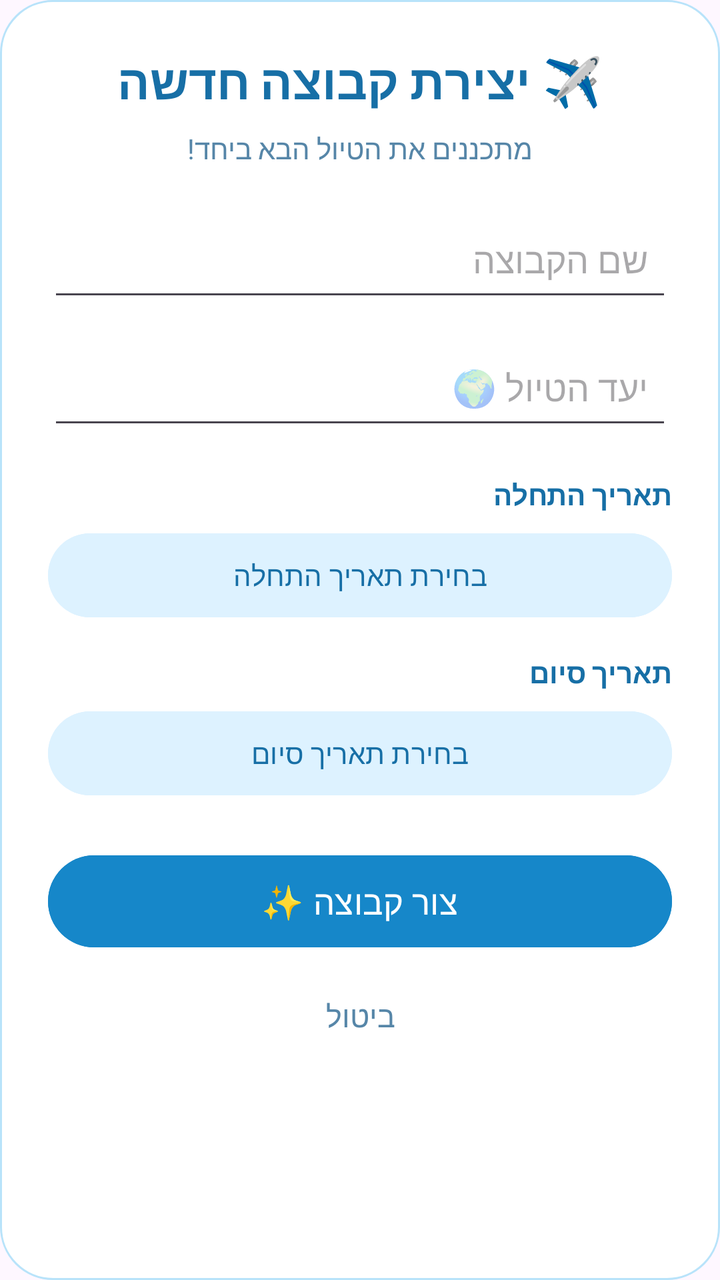
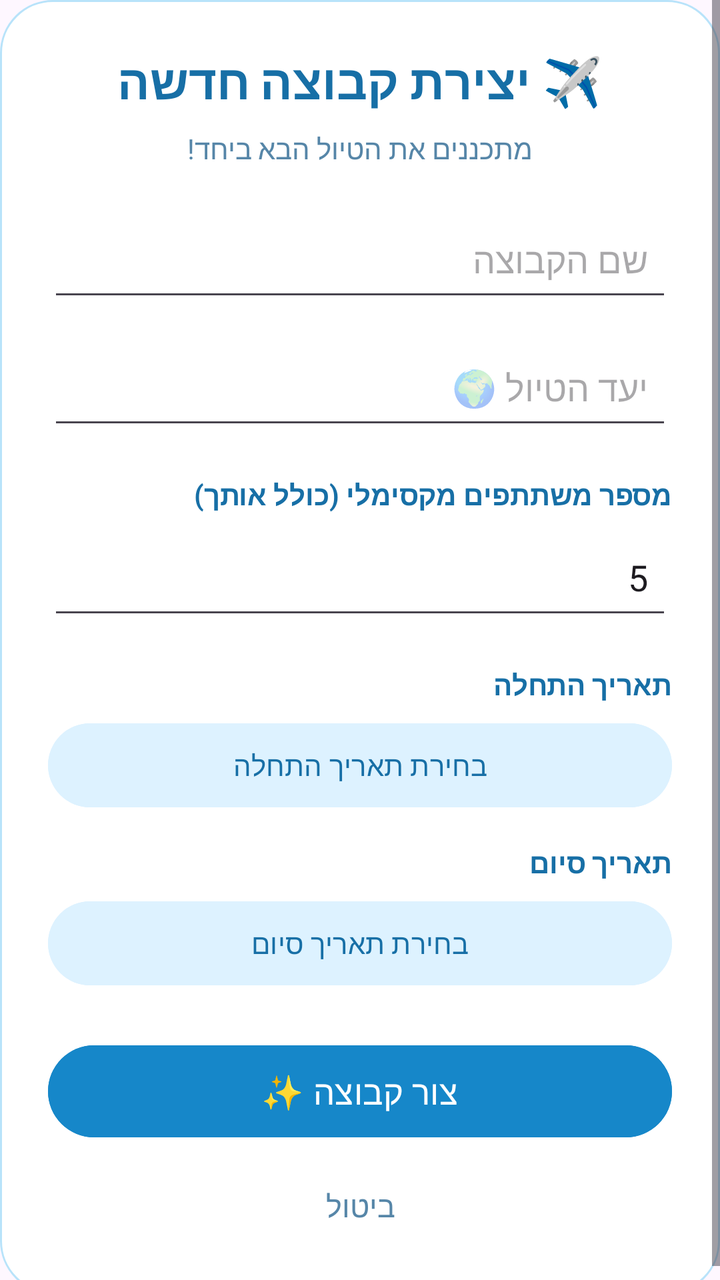

Two renders of the same Android screen: before a commit and after it. Below are the layout's source before the change and the commit's diff.
<!-- AndroidManifest.xml: application theme Theme.SyncIt1 -->
<!-- res/layout/dialog_create_trip.xml -->
<?xml version="1.0" encoding="utf-8"?>
<ScrollView xmlns:android="http://schemas.android.com/apk/res/android"
    android:layout_width="match_parent"
    android:layout_height="wrap_content"
    android:fillViewport="true">

    <LinearLayout
        android:layout_width="match_parent"
        android:layout_height="wrap_content"
        android:orientation="vertical"
        android:gravity="center_horizontal"
        android:padding="24dp"
        android:background="@drawable/trip_button">

        <TextView
            android:layout_width="wrap_content"
            android:layout_height="wrap_content"
            android:text="✈️ יצירת קבוצה חדשה"
            android:textColor="#176FA6"
            android:textSize="24sp"
            android:textStyle="bold"
            android:layout_marginBottom="8dp" />

        <TextView
            android:layout_width="wrap_content"
            android:layout_height="wrap_content"
            android:text="מתכננים את הטיול הבא ביחד!"
            android:textColor="#5686A8"
            android:textSize="14sp"
            android:layout_marginBottom="20dp" />

        <EditText
            android:id="@+id/etGroupName"
            android:layout_width="match_parent"
            android:layout_height="52dp"
            android:hint="שם הקבוצה"
            android:inputType="textCapSentences"
            android:gravity="right|center_vertical"
            android:padding="12dp"
            android:layout_marginBottom="12dp" />

        <EditText
            android:id="@+id/etTripDestination"
            android:layout_width="match_parent"
            android:layout_height="52dp"
            android:hint="יעד הטיול 🌍"
            android:inputType="textCapSentences"
            android:gravity="right|center_vertical"
            android:padding="12dp"
            android:layout_marginBottom="18dp" />

        <TextView
            android:layout_width="match_parent"
            android:layout_height="wrap_content"
            android:text="תאריך התחלה"
            android:textColor="#176FA6"
            android:textStyle="bold"
            android:layout_marginBottom="6dp" />

        <Button
            android:id="@+id/btnStartDate"
            android:layout_width="match_parent"
            android:layout_height="50dp"
            android:text="בחירת תאריך התחלה"
            android:textColor="#176FA6"
            android:backgroundTint="#DDF2FF"
            android:layout_marginBottom="14dp" />

        <TextView
            android:layout_width="match_parent"
            android:layout_height="wrap_content"
            android:text="תאריך סיום"
            android:textColor="#176FA6"
            android:textStyle="bold"
            android:layout_marginBottom="6dp" />

        <Button
            android:id="@+id/btnEndDate"
            android:layout_width="match_parent"
            android:layout_height="50dp"
            android:text="בחירת תאריך סיום"
            android:textColor="#176FA6"
            android:backgroundTint="#DDF2FF"
            android:layout_marginBottom="22dp" />

        <Button
            android:id="@+id/btnCreateGroup"
            android:layout_width="match_parent"
            android:layout_height="54dp"
            android:text="צור קבוצה ✨"
            android:textColor="#FFFFFF"
            android:textSize="17sp"
            android:backgroundTint="#1687C9" />

        <TextView
            android:id="@+id/btnCancelCreateTrip"
            android:layout_width="wrap_content"
            android:layout_height="wrap_content"
            android:layout_marginTop="10dp"
            android:padding="10dp"
            android:text="ביטול"
            android:textColor="#5686A8"
            android:textSize="15sp"
            android:clickable="true"
            android:focusable="true" />

    </LinearLayout>
</ScrollView>
<!-- resources referenced by this layout -->
<resources>
  <!-- drawable trip_button (drawable) -->
  <?xml version="1.0" encoding="utf-8"?>
  <shape xmlns:android="http://schemas.android.com/apk/res/android">
      <solid android:color="#F2FFFFFF" />
      <corners android:radius="26dp" />
      <stroke
          android:width="1dp"
          android:color="#B8E3FA" />
  </shape>
  <style name="Theme.SyncIt1" parent="Base.Theme.SyncIt1" />
  <style name="Base.Theme.SyncIt1" parent="Theme.Material3.DayNight.NoActionBar">
          
          
      </style>
</resources>

<!-- the commit's change to res/layout/dialog_create_trip.xml (unified diff, before → after) -->
@@ -45,6 +45,26 @@
             android:layout_height="52dp"
             android:hint="יעד הטיול 🌍"
             android:inputType="textCapSentences"
+            android:gravity="right|center_vertical"
+            android:padding="12dp"
+            android:layout_marginBottom="18dp" />
+
+        
+        <TextView
+            android:layout_width="match_parent"
+            android:layout_height="wrap_content"
+            android:text="מספר משתתפים מקסימלי (כולל אותך)"
+            android:textColor="#176FA6"
+            android:textStyle="bold"
+            android:layout_marginBottom="6dp" />
+
+        <EditText
+            android:id="@+id/etMaxMembers"
+            android:layout_width="match_parent"
+            android:layout_height="52dp"
+            android:hint="לדוגמה: 5"
+            android:text="5"
+            android:inputType="number"
             android:gravity="right|center_vertical"
             android:padding="12dp"
             android:layout_marginBottom="18dp" />
